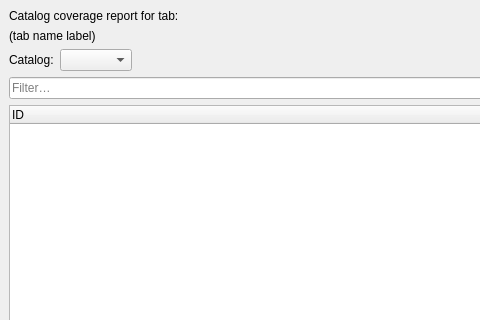
First picture: the form in photonfinder/ui/CatalogReportWindow.ui, repository bcolyn/PhotonFinder, before the edit; both pictures show x 0 to 480 and y 0 to 320 of the 900 by 650 pixel window.
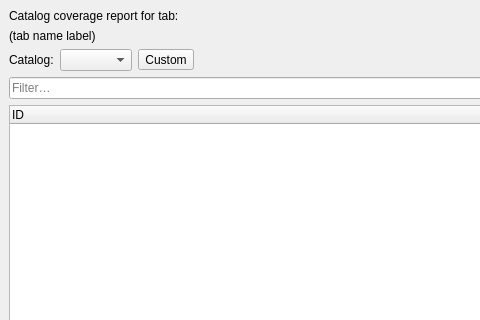
Second picture: the form after the edit.

Commit message: Catalog report: import custom catalogs from CSV through a Custom button, stored in the library and read alongside the built-in catalogs through a per-connection view; MCP suggests importing a catalog it doesn't know

```diff
--- a/photonfinder/ui/CatalogReportWindow.ui
+++ b/photonfinder/ui/CatalogReportWindow.ui
@@ -53,6 +53,19 @@
       <item>
        <widget class="QComboBox" name="catalogCombo"/>
       </item>
+      <item>
+       <widget class="QToolButton" name="customButton">
+        <property name="toolTip">
+         <string>Import your own catalog from a CSV file, or remove one you imported</string>
+        </property>
+        <property name="text">
+         <string>Custom</string>
+        </property>
+        <property name="popupMode">
+         <enum>QToolButton::ToolButtonPopupMode::InstantPopup</enum>
+        </property>
+       </widget>
+      </item>
       <item>
        <spacer name="horizontalSpacer">
         <property name="orientation">
```
The commit also changes 10 other files.
